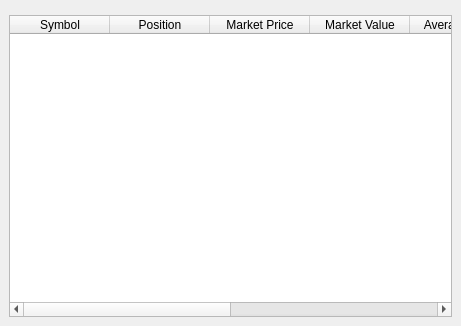
Old version of the form profit/widgets/ui_portfoliodisplay.ui in the repository hpsilva/profitpy.
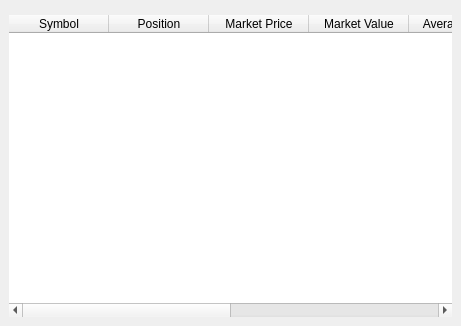
New version of the form. Custom widgets are drawn as their Qt base class.

Commit message: Further build-out of strategy display widget.  Removed excess frames and margin from most displays.

The edit to the form file:
```diff
--- a/profit/widgets/ui_portfoliodisplay.ui
+++ b/profit/widgets/ui_portfoliodisplay.ui
@@ -24,6 +24,12 @@
    </item>
    <item>
     <widget class="LocalTable" name="portfolioTable" >
+     <property name="frameShape" >
+      <enum>QFrame::NoFrame</enum>
+     </property>
+     <property name="frameShadow" >
+      <enum>QFrame::Plain</enum>
+     </property>
      <property name="selectionMode" >
       <enum>QAbstractItemView::SingleSelection</enum>
      </property>
@@ -78,16 +84,16 @@
   </layout>
  </widget>
  <customwidgets>
-  <customwidget>
-   <class>SearchBar</class>
-   <extends>QWidget</extends>
-   <header>searchbar.h</header>
-  </customwidget>
   <customwidget>
    <class>LocalTable</class>
    <extends>QTableWidget</extends>
    <header>localtable.h</header>
   </customwidget>
+  <customwidget>
+   <class>SearchBar</class>
+   <extends>QWidget</extends>
+   <header>searchbar.h</header>
+  </customwidget>
  </customwidgets>
  <resources/>
  <connections/>
```
The commit also changes 20 other files.
